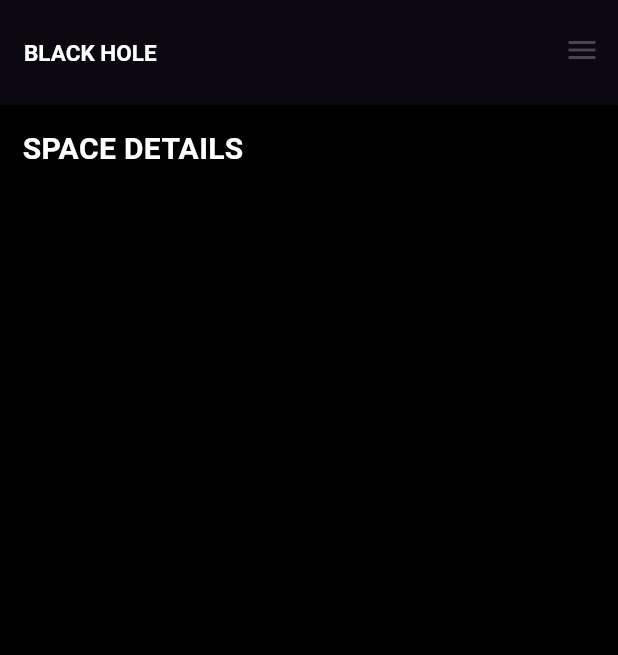
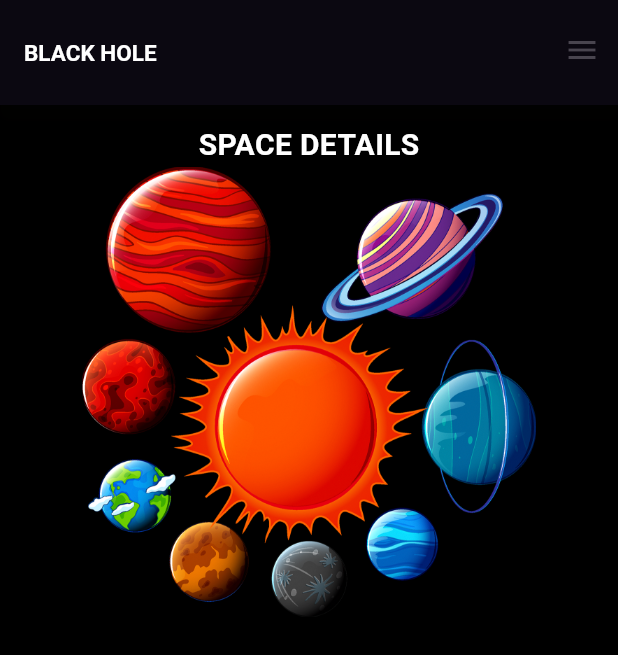
Before and after one commit to Yasith-Uvanpriya/flutter_02, a Flutter app: the screen it shows after launch, on a phone screen of 412 x 824 dp. Shown: the top 655 px of the screen. Run offline on Flutter 3.47's test engine with Material 3 defaults, Android fonts, the phone set to English and light mode, and no system bars.

Commit message:
Update main.dart

```diff
--- a/lib/main.dart
+++ b/lib/main.dart
@@ -37,16 +37,23 @@ class MyApp extends StatelessWidget {
           ],
         ),
         body: Padding(
-          padding: const EdgeInsets.all(15.0),
+          padding: const EdgeInsets.all(12.0),
           child: Column(
-            children: const [
-              const Text("SPACE DETAILS",
+
+            children:  [
+              const  Text("SPACE DETAILS",
               style: TextStyle(
                 color: Colors.white,
                 fontSize: 20,
                 fontWeight: FontWeight.bold,
-              ),)
+              ),),
+              Center(
+                child: Image.asset("assests/space1.png",
+                height: 300,
+                scale: 2,),
+              )
             ],
+
           ),
         ),
       ),
```
